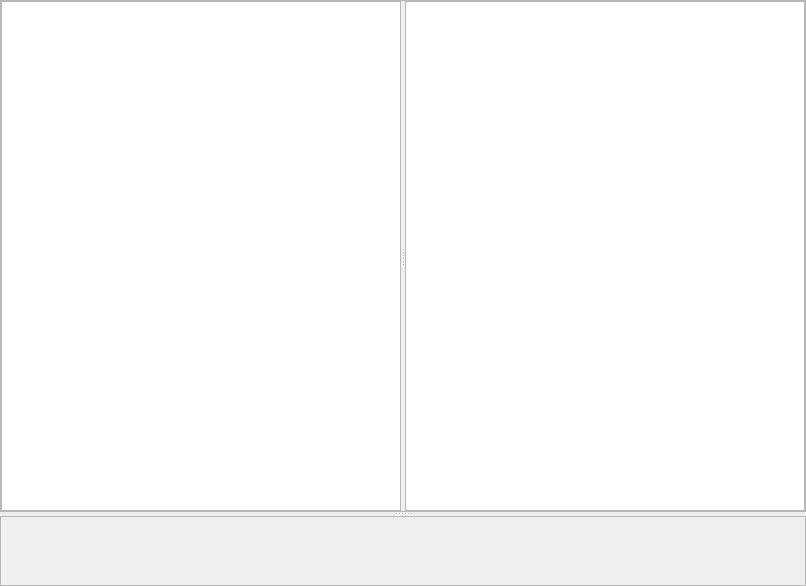
First picture: the form in itkProjects/ParticlesGUI/dialogPatchCompare.ui, repository SadeghMSalehi/gradworks, before the edit.
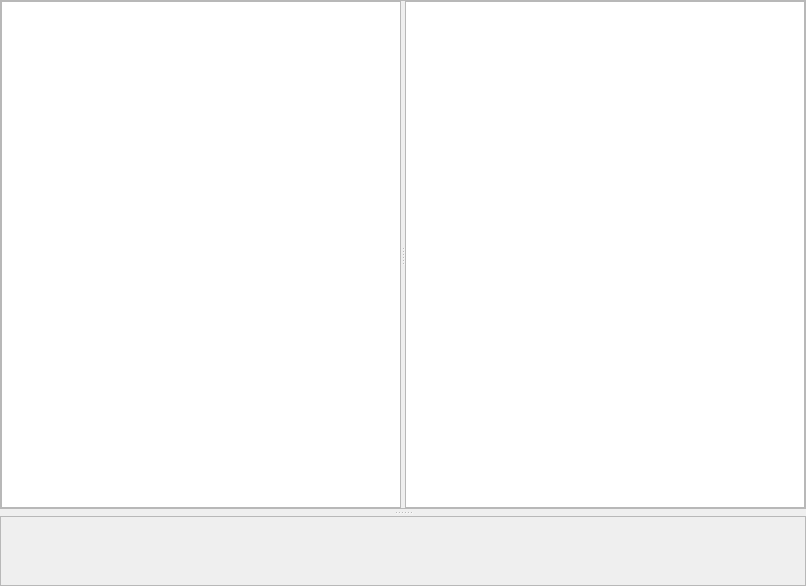
Second picture: the form after the edit.

Commit message: adding image compare window

What changed in the file:
```diff
--- a/itkProjects/ParticlesGUI/dialogPatchCompare.ui
+++ b/itkProjects/ParticlesGUI/dialogPatchCompare.ui
@@ -22,6 +22,9 @@
      <property name="orientation">
       <enum>Qt::Vertical</enum>
      </property>
+     <property name="handleWidth">
+      <number>7</number>
+     </property>
      <widget class="QFrame" name="frame">
       <property name="frameShape">
        <enum>QFrame::StyledPanel</enum>
```
The commit also changes 7 other files.
